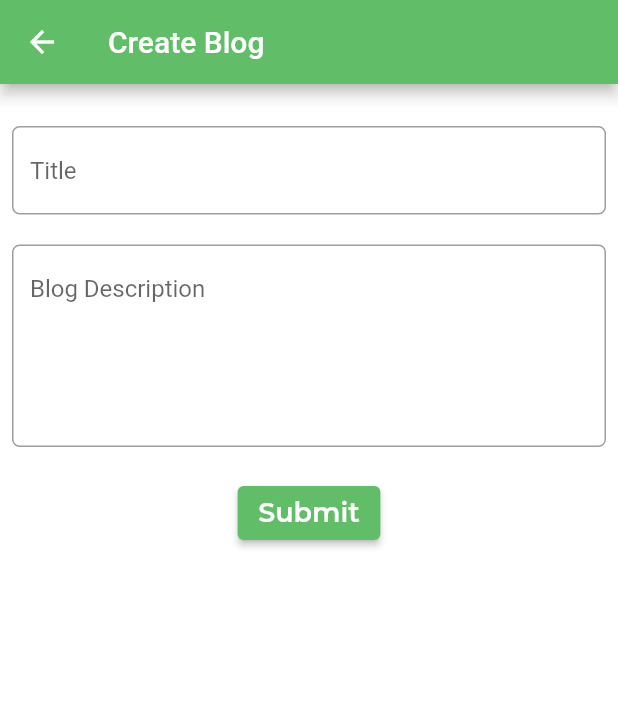
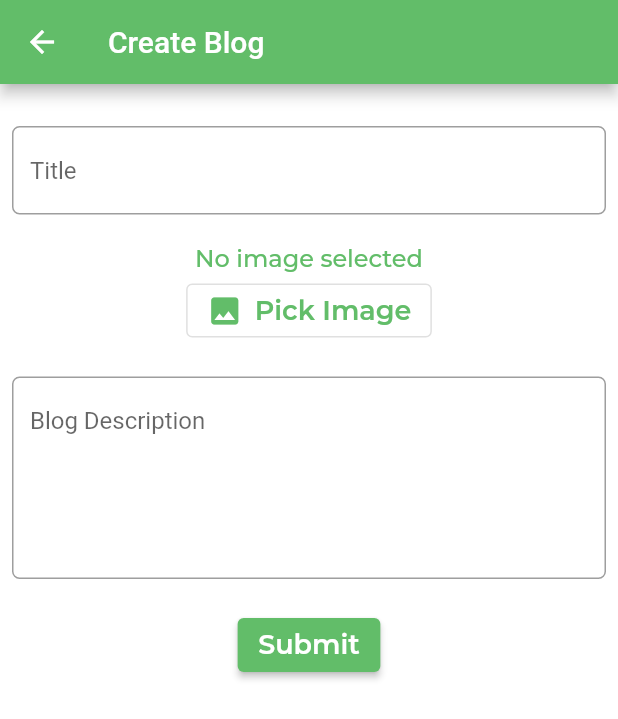
Before and after one commit to Munsif-Ali/dr-green, a Flutter app: the CreateBlogScren screen opened by its route, on a phone screen of 412 x 824 dp. Shown: the top 719 px of the screen. Run offline on Flutter 3.47's test engine with Material 2 defaults, Android fonts, the phone set to English and light mode, and no system bars; our stand-ins replace cloud_firestore, firebase_auth, firebase_core, flutter_svg, image_picker; accounts and stored records are empty; network calls fail; project files that could hold a hidden picture were left out.

Commit message:
pick image functionality in creat blog screen

```diff
--- a/lib/main.dart
+++ b/lib/main.dart
@@ -16,7 +16,7 @@ import 'package:image_picker/image_picker.dart';
 
 void main() async {
   WidgetsFlutterBinding.ensureInitialized();
-  // await Firebase.initializeApp();
+  await Firebase.initializeApp();
   runApp(const MyApp());
 }
 
--- a/lib/screen/tabs/blogs/blog_list_screen.dart
+++ b/lib/screen/tabs/blogs/blog_list_screen.dart
@@ -84,6 +84,7 @@ class BlogListScreen extends StatelessWidget {
         },
       ),
       floatingActionButton: FloatingActionButton(
+        heroTag: null,
         onPressed: () {
           context.pushNamed(kCreateBlogScreenRoute);
         },
--- a/lib/screen/tabs/blogs/create_blog_screen.dart
+++ b/lib/screen/tabs/blogs/create_blog_screen.dart
@@ -1,10 +1,23 @@
+import 'dart:io';
+
 import 'package:doctor_green/models/blogs_model.dart';
 import 'package:flutter/material.dart';
+import 'package:image_picker/image_picker.dart';
 
-class CreateBlogScren extends StatelessWidget {
+class CreateBlogScren extends StatefulWidget {
   CreateBlogScren({super.key});
+
+  @override
+  State<CreateBlogScren> createState() => _CreateBlogScrenState();
+}
+
+class _CreateBlogScrenState extends State<CreateBlogScren> {
   final TextEditingController _titleController = TextEditingController();
+
   final TextEditingController _bodyController = TextEditingController();
+
+  XFile? _imageFile;
+
   @override
   Widget build(BuildContext context) {
     return Scaffold(
@@ -23,6 +36,28 @@ class CreateBlogScren extends StatelessWidget {
                   decoration: const InputDecoration(
                     hintText: "Title",
                   ),
+                ),
+                const SizedBox(height: 20),
+                //write code to pick image for blog
+                _imageFile == null
+                    ? const Text("No image selected")
+                    : Image.file(
+                        File(_imageFile!.path),
+                        height: 200,
+                        width: 200,
+                      ),
+                OutlinedButton.icon(
+                  onPressed: () async {
+                    final ImagePicker picker = ImagePicker();
+                    final XFile? image = await picker.pickImage(
+                      source: ImageSource.gallery,
+                    );
+                    setState(() {
+                      _imageFile = image;
+                    });
+                  },
+                  label: const Text("Pick Image"),
+                  icon: const Icon(Icons.image),
                 ),
                 const SizedBox(height: 20),
                 TextFormField(
--- a/pubspec.yaml
+++ b/pubspec.yaml
@@ -43,6 +43,7 @@ dependencies:
   provider: ^6.0.5
   firebase_auth: ^4.7.2
   cloud_firestore: ^4.9.0
+  firebase_storage: ^11.2.6
 
 dev_dependencies:
   flutter_test:
```
Also changed, not shown: pubspec.lock, 1 other file.
